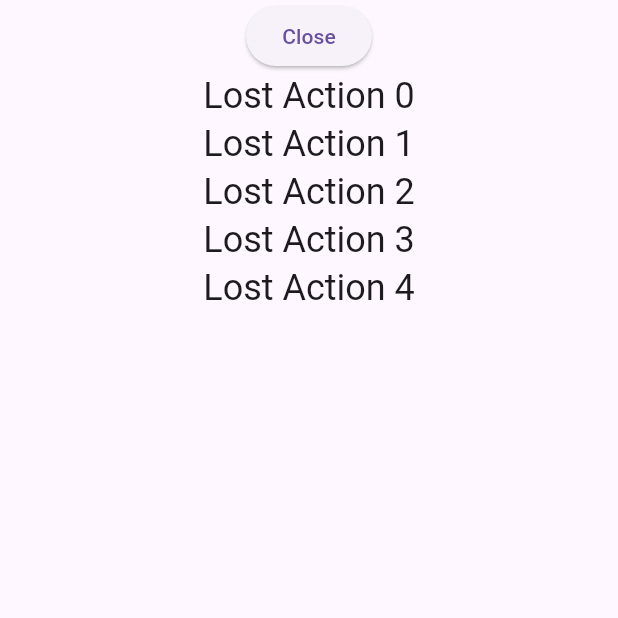
After one commit to max-donger/BozjanQuestApp, a Flutter app: the HolsterItem screen opened directly, on a phone screen of 412 x 824 dp, the top half of it. The commit adds this screen. Run offline on Flutter 3.47's test engine with Material 3 defaults, Android fonts, the phone set to English and light mode, and no system bars; our stand-ins replace flutter_map.

Commit message:
add opening holsters

```diff
--- a/lib/app.dart
+++ b/lib/app.dart
@@ -17,6 +17,7 @@ class App extends StatelessWidget {
       title: 'Bozja Help',
       theme: ThemeData(
         primarySwatch: Colors.blue,
+        primaryColor: Colors.blue.shade100,
       ),
     );
   }
--- a/lib/pages/drs.dart
+++ b/lib/pages/drs.dart
@@ -85,6 +85,12 @@ class DrsPage extends StatelessWidget {
                   },
                   child: const Text('Show Loadouts - BSF'),
                 ),
+                ElevatedButton(
+                  onPressed: () {
+                    Navigator.pop(context);
+                  },
+                  child: const Text('Close'),
+                ),
               ],
             ),
           ),
--- /dev/null
+++ b/lib/pages/holsterItem.dart
@@ -0,0 +1,34 @@
+import 'package:flutter/material.dart';
+
+class HolsterItem extends StatelessWidget {
+  const HolsterItem({Key? key}) : super(key: key);
+
+  @override
+  Widget build(BuildContext context) {
+    // TODO: Change DefaultTabController to just Scaffold?
+    return Scaffold(
+      body: Column(
+        children: [
+          ElevatedButton(
+            onPressed: () {
+              Navigator.pop(context);
+            },
+            child: const Text('Close'),
+          ),
+          Expanded(
+            child: ListView(
+              children: List.generate(5, (index) {
+                return Center(
+                  child: Text(
+                    'Lost Action $index',
+                    style: Theme.of(context).textTheme.headlineSmall,
+                  ),
+                );
+              }),
+            ),
+          ),
+        ],
+      ),
+    );
+  }
+}
```
Also changed, not shown: lib/pages/holster.dart (+19 -7 lines).
